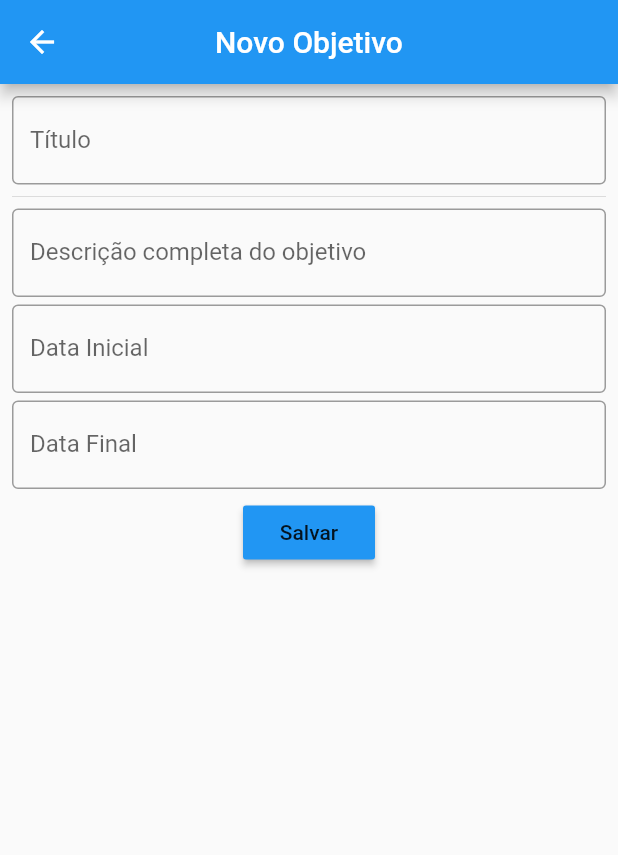
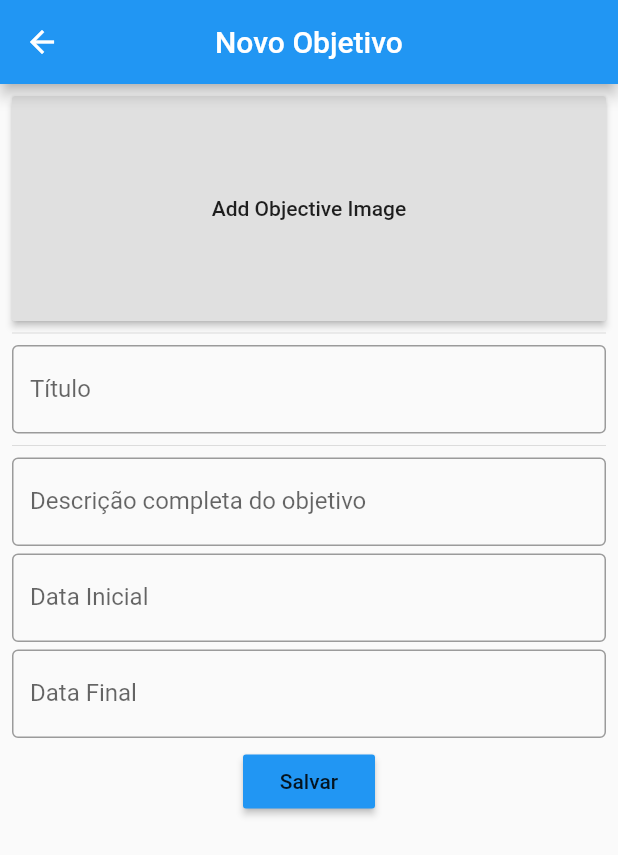
Before and after one commit to ronaldmaymone/social_goal, a Flutter app: the GoalPage screen opened directly, after a tap on the "add" icon, on a phone screen of 412 x 824 dp. Shown: the top 855 px of the screen. Run offline on Flutter 3.47's test engine with Material 2 defaults, Android fonts, the phone set to English and light mode, and no system bars; drawn by our look-alikes of datetime_picker_formfield; our stand-ins replace cloud_firestore, firebase_auth, firebase_storage, image_picker, splashscreen; accounts and stored records are empty.

Commit message:
Goalpage funcionando

```diff
--- a/lib/goal.dart
+++ b/lib/goal.dart
@@ -1,8 +1,10 @@
 import 'package:cloud_firestore/cloud_firestore.dart';
 
 abstract class BaseGoal{
+  String get imgPath;
   String get title;
-  String get creator;
+  String get creatorName;
+  String get creatorId;
   String get tag;
   String get description;
 }
@@ -13,8 +15,10 @@ class Goal implements BaseGoal{
     this._goal = objetivo;
   }
 
-  String get title => _goal["title"];
-  String get creator => _goal["creator"];
-  String get tag => _goal["tag"];
-  String get description => _goal["description"];
+  String get imgPath => _goal["ImgPath"];
+  String get title => _goal["Title"];
+  String get creatorName => _goal["CreatorName"];
+  String get creatorId => _goal["CretorId"];
+  String get tag => _goal["Tag"];
+  String get description => _goal["Description"];
 }
--- a/lib/pages/goalpage.dart
+++ b/lib/pages/goalpage.dart
@@ -1,50 +1,78 @@
 import 'package:flutter/material.dart';
 import 'package:social_goal/pages/newgoalpage.dart';
+import 'package:cloud_firestore/cloud_firestore.dart';
 
 class GoalPage extends StatefulWidget {
+  final String userId;
+  final String userName;
+  GoalPage({this.userId, this.userName});
 
   @override
   _GoalPageState createState() => _GoalPageState();
 }
 
 class _GoalPageState extends State<GoalPage> {
-  List<Widget> goalList;
-  @override
-  initState(){
-    if (goalList == null) goalList = List();
-    debugPrint("Inside init state and len = "+ goalList.length.toString());
-    super.initState();
-  }
 
-  _updateList(List<Widget> _goalList) {
-    setState(() {
-      debugPrint("len of goal list from new = " + _goalList.length.toString());
-      goalList = _goalList;
-      debugPrint("Len after updating list = "+goalList.length.toString());
-    });
+  Widget _buildListItem(BuildContext context, DocumentSnapshot document){
+    return Card(
+      shape: RoundedRectangleBorder(borderRadius: BorderRadius.all(Radius.circular(10.0))),
+      child: Column(
+        children: <Widget>[
+          Image.network(document["ImgPath"]),
+          Padding(
+            padding: const EdgeInsets.all(8.0),
+            child: Column(
+              crossAxisAlignment: CrossAxisAlignment.start,
+              children: <Widget>[
+                Text(document["Title"],style: TextStyle(fontWeight: FontWeight.bold, fontSize: 18.0)),
+                Text("Created by ${document["CreatorName"]}",
+                style: TextStyle(fontStyle: FontStyle.italic,fontSize: 10.0)),
+                Divider(),
+                Text(document["Description"])  // TEXT DESCRIPTION FROM ABOVE
+              ],
+            ),
+          )
+        ],
+      ),
+    );
   }
 
   @override
   Widget build(BuildContext context) {
-    //debugPrint(widget.goalList.length.toString());
     return Scaffold(
-      body: Padding(
-        padding: const EdgeInsets.all(8.0),
-        child: goalList.length == 0 ? Center(child: Text("Você não possui Objetivos criados")) : ListView.builder(
-            itemCount: goalList.length,
-            itemBuilder: (BuildContext context, int index){
-              return goalList[index];}    //HERE WILL BE SHOWN THE GOAL LIST
-        ),
-      ),
+      body:
+      new StreamBuilder(
+          stream: Firestore.instance.collection('Goals').where("CreatorId",isEqualTo: widget.userId).snapshots(),
+          builder: (context, snapshot) {
+            if (!snapshot.hasData){
+              return Scaffold(
+                body: Container(
+                  alignment: Alignment.center,
+                  child: Column(
+                    children: <Widget>[
+                      Text("Loading Objectives",style: TextStyle(fontWeight: FontWeight.bold)),
+                      CircularProgressIndicator()
+                    ],
+                  )
+                )
+              );
+            }
+            else{
+              return ListView.builder(
+                //itemExtent: 80.0,
+                itemCount: snapshot.data.documents.length,
+                itemBuilder: (context, index) =>
+                    _buildListItem(context, snapshot.data.documents[index]),
+              );
+            }
+          }),
       floatingActionButton: FloatingActionButton(
           child: Icon(Icons.add),
           onPressed: (){
             Navigator.push(
               context,
-              MaterialPageRoute(builder: (context) => NewGoalPage(notifyUpdate: _updateList
-                , goalList: goalList,)),
-            );
-          }),
+              MaterialPageRoute(builder: (context) => NewGoalPage(userId: widget.userId, userName: widget.userName)));
+          })
     );
   }
 }
--- a/lib/pages/homepage.dart
+++ b/lib/pages/homepage.dart
@@ -1,6 +1,5 @@
 import 'package:flutter/material.dart';
 import 'package:social_goal/pages/goalpage.dart';
-//import 'objectivescreen.dart';
 import 'profilescreen.dart';
 import 'feedpage.dart';
 import 'package:social_goal/auth.dart';
@@ -65,7 +64,7 @@ class _HomePageState extends State<HomePage> {
       case 1:
         return new ProfileScreen(usuario: _user);
       case 2:
-        return new GoalPage();
+        return new GoalPage(userId: _user.id, userName: _user.nome);
       default:
         return new Text("Error");
     }
--- a/lib/pages/loginpage.dart
+++ b/lib/pages/loginpage.dart
@@ -1,7 +1,6 @@
 import 'package:flutter/material.dart';
 import 'package:social_goal/auth.dart';
 import 'package:cloud_firestore/cloud_firestore.dart';
-import 'package:firebase_storage/firebase_storage.dart';
 
 class LoginPage extends StatefulWidget{
   LoginPage({this.auth,this.onSignedIn});
@@ -49,8 +48,8 @@ class _LoginPageState extends State<LoginPage>{
         }
         else{
           String userId = await widget.auth.createUser(_email, _password);
-          await Firestore.instance.collection('Users').
-          document(userId).setData({
+          DocumentReference docRef = Firestore.instance.collection("Users").document(userId);
+          await docRef.setData({
             'ProfilePicPath': "",
             'Nome': _username,
             'Nacionalidade': _nacionalidade,
@@ -93,7 +92,6 @@ class _LoginPageState extends State<LoginPage>{
             child: Form(
                 key: formkey,
                 child: ListView(
-                    //crossAxisAlignment: CrossAxisAlignment.stretch,
                     children: buildInputs() + buildSubmits()
                 )
             )
--- a/lib/pages/newgoalpage.dart
+++ b/lib/pages/newgoalpage.dart
@@ -1,13 +1,15 @@
 import 'package:flutter/material.dart';
 import 'package:intl/intl.dart';
 import 'package:datetime_picker_formfield/datetime_picker_formfield.dart';
+import 'dart:io';
+import 'package:image_picker/image_picker.dart';
+import 'package:firebase_storage/firebase_storage.dart';
+import 'package:cloud_firestore/cloud_firestore.dart';
 
 class NewGoalPage extends StatefulWidget {
-  final ValueChanged<List<Widget>> notifyUpdate;
-  final List<Widget> goalList;
-
-  const NewGoalPage({Key key, this.notifyUpdate, this.goalList}) : super(key: key);
-
+  final userId;
+  final userName;
+  NewGoalPage({this.userId, this.userName});
 
   @override
   _NewGoalPageState createState() => _NewGoalPageState();
@@ -16,29 +18,56 @@ class NewGoalPage extends StatefulWidget {
 class _NewGoalPageState extends State<NewGoalPage> {
   TextEditingController _labelController = TextEditingController();
   TextEditingController _descriptionController = TextEditingController();
-  String _label;
-  String _description;
+  File _image;
+  Map<String, dynamic> _newData =
+  {"ImgPath": null,"Title": null,"CreatorName": null,"CreatorId": null,
+  "Tag": null, "Description": null};
+
+  Future getImage() async{
+    var image = await ImagePicker.pickImage(source: ImageSource.gallery);
+    setState(() {
+      _image = image;
+    });
+  }
 
   _saveLabelAndDesc() async{
-    _label = _labelController.text;
-    debugPrint(_label);
-    _description = _descriptionController.text;
-    debugPrint(_description);
-    widget.goalList.add(_goalWidget(_label, _description));
-    debugPrint("Len inside new goal = "+widget.goalList.length.toString());
-    widget.notifyUpdate(widget.goalList);
+    _newData["Title"] = _labelController.text;
+    _newData["CreatorName"] = widget.userName;
+    _newData["CreatorId"] = widget.userId;
+    //_newdata["Tag"] = _tagController.text;
+    _newData["Description"] = _descriptionController.text;
+    if (_image != null){
+      StorageReference firebaseStorageRef = FirebaseStorage.instance.ref().child(widget.userId + _newData["Title"]);
+      StorageUploadTask uploadTask = firebaseStorageRef.putFile(_image);
+      StorageTaskSnapshot taskSnapshot = await uploadTask.onComplete;
+      String temp = await firebaseStorageRef.getDownloadURL();
+      setState(() {
+        _newData['ImgPath'] = temp;
+      });
+      await Firestore.instance.collection("Goals").document().setData(_newData);
+    }
   }
 
   @override
   Widget build(BuildContext context) {
     return Scaffold(
       appBar: AppBar(
-        centerTitle: true
-        ,title: Text("Novo Objetivo"),),
+        centerTitle: true,
+        title: Text("Novo Objetivo")),
       body: Padding(
         padding: const EdgeInsets.all(8.0),
         child: ListView(
           children: <Widget>[
+            Container(
+              child: SizedBox(
+                width: 100,
+                height: 150,
+                child: (_image != null)?Image.file(_image, fit: BoxFit.fill):
+                    RaisedButton(child: Text("Add Objective Image")
+                        ,onPressed: getImage)
+              ),
+            ),
+            Divider(),
             TextFormField(
               maxLines: null,
               decoration: InputDecoration(
--- a/lib/pages/profilescreen.dart
+++ b/lib/pages/profilescreen.dart
@@ -49,7 +49,6 @@ class _ProfileScreenState extends State<ProfileScreen> {
         StorageReference firebaseStorageRef = FirebaseStorage.instance.ref().child(widget.usuario.id);
         StorageUploadTask uploadTask = firebaseStorageRef.putFile(_image);
         StorageTaskSnapshot taskSnapshot = await uploadTask.onComplete;
-        //widget.usuario.updateProfilePicPath(await firebaseStorageRef.getDownloadURL());
         String temp = await firebaseStorageRef.getDownloadURL();
         setState(() {
           _newData['ProfilePicPath'] = temp;
@@ -84,8 +83,7 @@ class _ProfileScreenState extends State<ProfileScreen> {
                               height: 180.0,
                               child: (_image!=null)?Image.file(_image, fit: BoxFit.fill)
                                   :Image.network(widget.usuario.profilePicPath,
-                                fit: BoxFit.fill,
-                              )
+                                fit: BoxFit.fill)
                           ),
                         ),
                       ),
```
Also changed, not shown: 1 other file.
